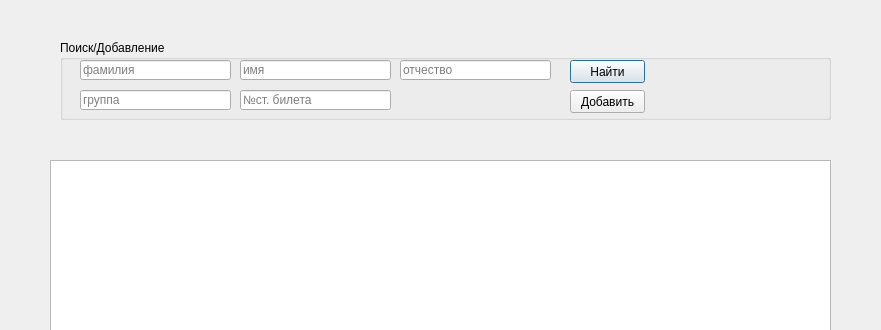
turok-m-a/tester-server, file gui_client/studcontrolwindow.ui: the form before one commit; both pictures show x 0 to 881 and y 0 to 330 of the 881 by 580 pixel window.
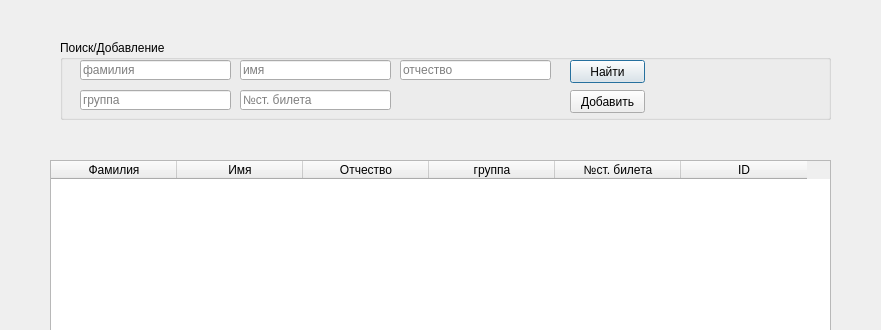
The form after the commit.

The edit to the form file:
```diff
--- a/gui_client/studcontrolwindow.ui
+++ b/gui_client/studcontrolwindow.ui
@@ -129,6 +129,39 @@
      <height>351</height>
     </rect>
    </property>
+   <attribute name="horizontalHeaderDefaultSectionSize">
+    <number>126</number>
+   </attribute>
+   <column>
+    <property name="text">
+     <string>Фамилия</string>
+    </property>
+   </column>
+   <column>
+    <property name="text">
+     <string>Имя</string>
+    </property>
+   </column>
+   <column>
+    <property name="text">
+     <string>Отчество</string>
+    </property>
+   </column>
+   <column>
+    <property name="text">
+     <string>группа</string>
+    </property>
+   </column>
+   <column>
+    <property name="text">
+     <string>№ст. билета</string>
+    </property>
+   </column>
+   <column>
+    <property name="text">
+     <string>ID</string>
+    </property>
+   </column>
   </widget>
   <widget class="QPushButton" name="delete_2">
    <property name="geometry">
```
Left out of the diff: 8 changed lines with no effect on the pictures.
